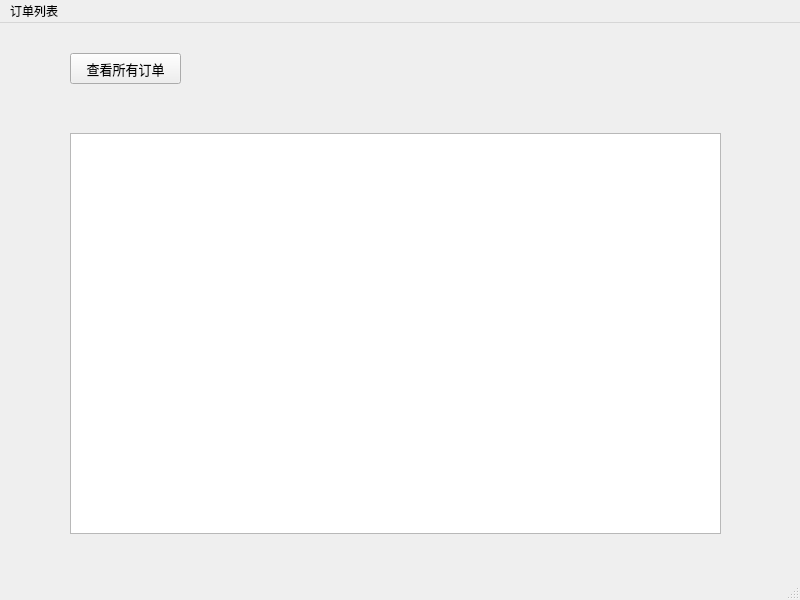
Above: SBSystemBackup/orderlist.ui from iceboundx/SBSystem before the change. Below: the same form after it.
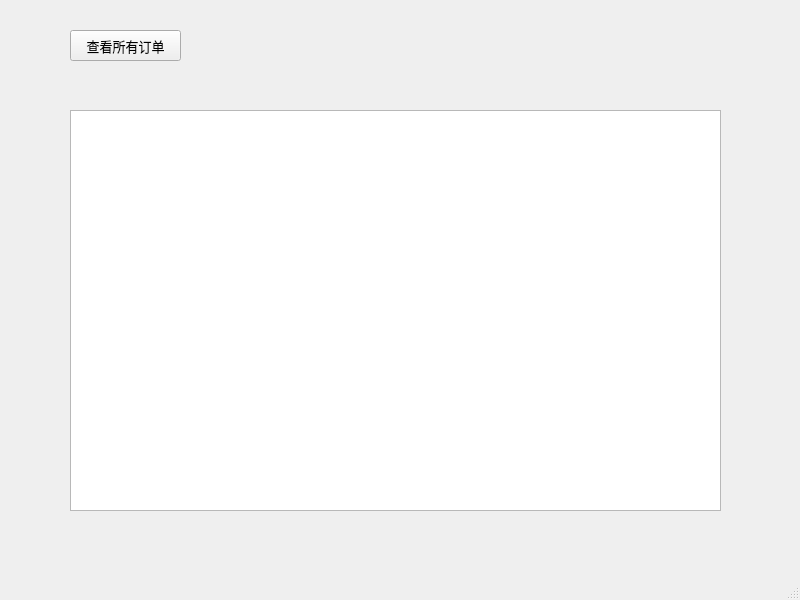
That is the form after the change.

What changed in the file:
```diff
--- a/SBSystemBackup/orderlist.ui
+++ b/SBSystemBackup/orderlist.ui
@@ -44,22 +44,6 @@
     </property>
    </widget>
   </widget>
-  <widget class="QMenuBar" name="menubar">
-   <property name="geometry">
-    <rect>
-     <x>0</x>
-     <y>0</y>
-     <width>800</width>
-     <height>26</height>
-    </rect>
-   </property>
-   <widget class="QMenu" name="menu">
-    <property name="title">
-     <string>订单列表</string>
-    </property>
-   </widget>
-   <addaction name="menu"/>
-  </widget>
   <widget class="QStatusBar" name="statusbar"/>
  </widget>
  <resources/>
```
